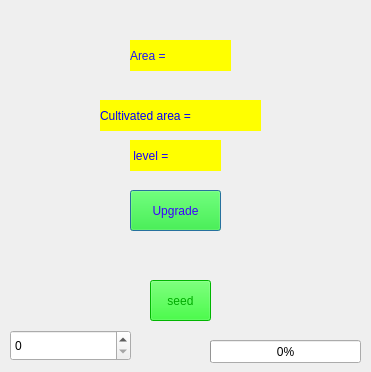
This is wheat_field.ui in mohammadfattahi11/AP_Project as Qt 5 draws it before an edit. The edited form follows.
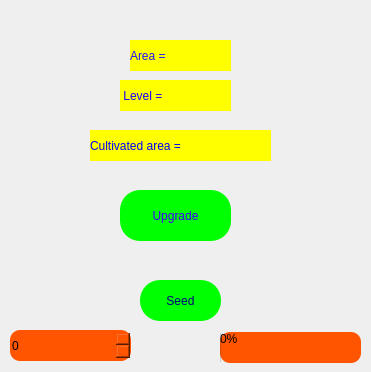
This is the edited form. Icons and pictures are not drawn.

The edit to the form file:
```diff
--- a/wheat_field.ui
+++ b/wheat_field.ui
@@ -23,12 +23,21 @@
   <widget class="QProgressBar" name="progressBar">
    <property name="geometry">
     <rect>
-     <x>210</x>
-     <y>340</y>
-     <width>151</width>
-     <height>23</height>
+     <x>220</x>
+     <y>332</y>
+     <width>141</width>
+     <height>31</height>
     </rect>
    </property>
+   <property name="styleSheet">
+    <string notr="true">font: 18pt &quot;MS Shell Dlg 2&quot;;
+background-color: rgb(255, 85, 0);
+border-top-left-radius:10px; 
+border-bottom-right-radius:10px;
+border-top-right-radius:10px; 
+border-bottom-left-radius:10px;
+background-image: url(:/game_backgrounds/pics_project/clipart244133.png);</string>
+   </property>
    <property name="value">
     <number>0</number>
    </property>
@@ -36,9 +45,9 @@
   <widget class="QLabel" name="label">
    <property name="geometry">
     <rect>
-     <x>130</x>
-     <y>140</y>
-     <width>61</width>
+     <x>120</x>
+     <y>80</y>
+     <width>81</width>
      <height>31</height>
     </rect>
    </property>
@@ -49,7 +58,7 @@
 background-color: rgb(255, 255, 0);</string>
    </property>
    <property name="text">
-    <string> level =</string>
+    <string> Level =</string>
    </property>
   </widget>
   <widget class="QLabel" name="label_2">
@@ -74,8 +83,8 @@
   <widget class="QLabel" name="label_3">
    <property name="geometry">
     <rect>
-     <x>190</x>
-     <y>140</y>
+     <x>200</x>
+     <y>40</y>
      <width>31</width>
      <height>31</height>
     </rect>
@@ -92,7 +101,7 @@
    <property name="geometry">
     <rect>
      <x>200</x>
-     <y>40</y>
+     <y>80</y>
      <width>31</width>
      <height>31</height>
     </rect>
@@ -108,10 +117,10 @@
   <widget class="QPushButton" name="pushButton">
    <property name="geometry">
     <rect>
-     <x>130</x>
+     <x>120</x>
      <y>190</y>
-     <width>91</width>
-     <height>41</height>
+     <width>111</width>
+     <height>51</height>
     </rect>
    </property>
    <property name="cursor">
@@ -119,9 +128,13 @@
    </property>
    <property name="styleSheet">
     <string notr="true">background-image: url(:/game_backgrounds/pics_project/clipart244133.png);
-font: 10pt &quot;MS Shell Dlg 2&quot;;
+font: 14pt &quot;MS Shell Dlg 2&quot;;
 background-color: rgb(0, 255, 0);
-color: rgb(60, 0, 255);</string>
+color: rgb(60, 0, 255);
+border-top-left-radius:20px; 
+border-bottom-right-radius:20px;
+border-top-right-radius:20px; 
+border-bottom-left-radius:20px;</string>
    </property>
    <property name="text">
     <string>Upgrade</string>
@@ -130,9 +143,9 @@
   <widget class="QLabel" name="label_5">
    <property name="geometry">
     <rect>
-     <x>100</x>
-     <y>100</y>
-     <width>131</width>
+     <x>90</x>
+     <y>130</y>
+     <width>151</width>
      <height>31</height>
     </rect>
    </property>
@@ -149,8 +162,8 @@
   <widget class="QLabel" name="label_6">
    <property name="geometry">
     <rect>
-     <x>230</x>
-     <y>100</y>
+     <x>240</x>
+     <y>130</y>
      <width>31</width>
      <height>31</height>
     </rect>
@@ -166,9 +179,9 @@
   <widget class="QPushButton" name="pushButton_2">
    <property name="geometry">
     <rect>
-     <x>150</x>
+     <x>140</x>
      <y>280</y>
-     <width>61</width>
+     <width>81</width>
      <height>41</height>
     </rect>
    </property>
@@ -176,14 +189,17 @@
     <cursorShape>PointingHandCursor</cursorShape>
    </property>
    <property name="styleSheet">
-    <string notr="true">color: rgb(255, 255, 255);
-font: 11pt &quot;MS Shell Dlg 2&quot;;
-color: rgb(0, 170, 0);
-background-color: rgb(0, 255, 0);
-background-image: url(:/game_backgrounds/pics_project/clipart244133.png);</string>
+    <string notr="true">background-color: rgb(0, 255, 0);
+color: rgb(0, 0, 127);
+font: 14pt &quot;MS Shell Dlg 2&quot;;
+background-image: url(:/game_backgrounds/pics_project/clipart244133.png);
+border-top-left-radius:20px; 
+border-bottom-right-radius:20px;
+border-top-right-radius:20px; 
+border-bottom-left-radius:20px;</string>
    </property>
    <property name="text">
-    <string>seed</string>
+    <string>Seed</string>
    </property>
   </widget>
   <widget class="QSpinBox" name="spinBox">
@@ -195,6 +211,15 @@
      <height>31</height>
     </rect>
    </property>
+   <property name="styleSheet">
+    <string notr="true">border-top-left-radius:10px; 
+font: 14pt &quot;MS Shell Dlg 2&quot;;
+border-bottom-right-radius:10px;
+border-top-right-radius:10px; 
+border-bottom-left-radius:10px;
+background-color: rgb(255, 85, 0);
+background-image: url(:/game_backgrounds/pics_project/clipart244133.png);</string>
+   </property>
   </widget>
  </widget>
  <resources>
```
Left out of the diff: 4 changed lines with no effect on the pictures.
